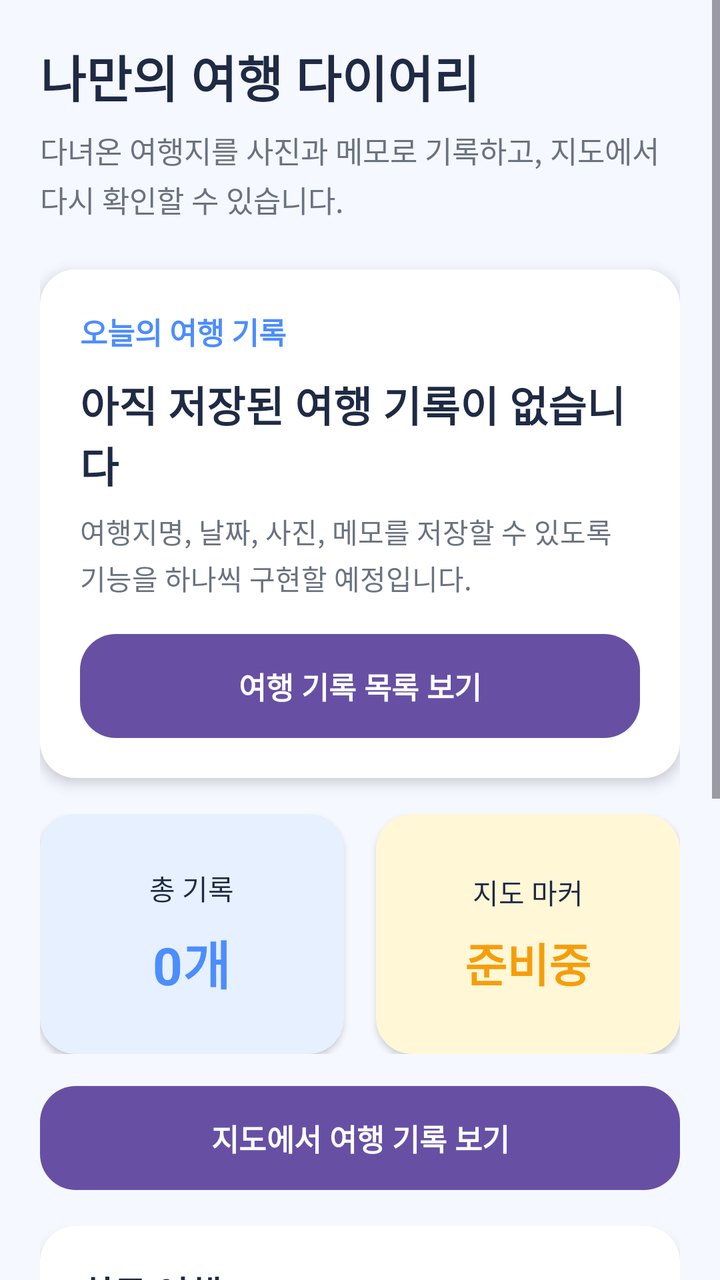
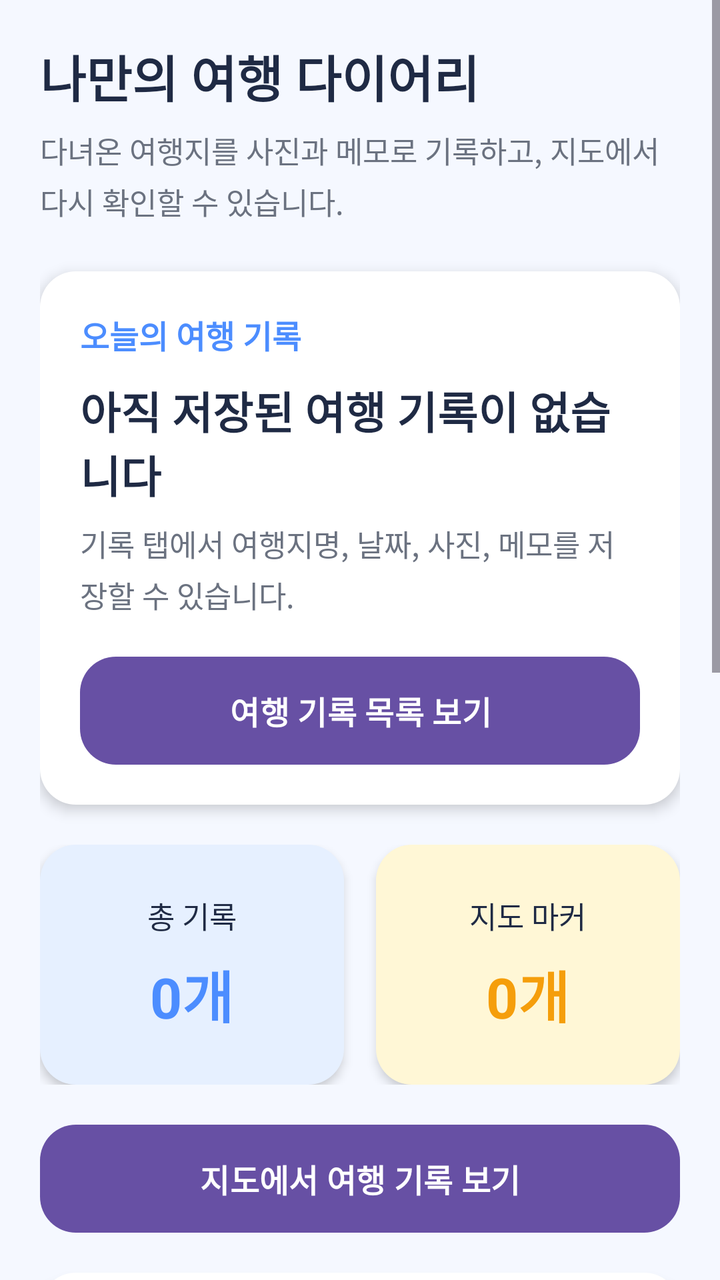

Two renders of the same Android screen: before a commit and after it. Below are the layout's source before the change and the commit's diff.
<!-- AndroidManifest.xml: application theme Theme.TravelRecordApp -->
<!-- res/layout/fragment_home.xml -->
<?xml version="1.0" encoding="utf-8"?>
<ScrollView xmlns:android="http://schemas.android.com/apk/res/android"
    android:layout_width="match_parent"
    android:layout_height="match_parent"
    android:background="@color/travel_bg"
    android:fillViewport="true">

    <LinearLayout
        android:layout_width="match_parent"
        android:layout_height="wrap_content"
        android:orientation="vertical"
        android:padding="20dp">

        <TextView
            android:id="@+id/tvHomeTitle"
            android:layout_width="match_parent"
            android:layout_height="wrap_content"
            android:text="@string/home_title"
            android:textColor="@color/travel_dark"
            android:textSize="25sp"
            android:textStyle="bold" />

        <TextView
            android:id="@+id/tvHomeDesc"
            android:layout_width="match_parent"
            android:layout_height="wrap_content"
            android:layout_marginTop="8dp"
            android:lineSpacingExtra="3dp"
            android:text="@string/home_desc"
            android:textColor="@color/travel_gray"
            android:textSize="15sp" />

        <LinearLayout
            android:id="@+id/cardToday"
            android:layout_width="match_parent"
            android:layout_height="wrap_content"
            android:layout_marginTop="24dp"
            android:background="@drawable/bg_card_white"
            android:elevation="4dp"
            android:orientation="vertical"
            android:padding="20dp">

            <TextView
                android:layout_width="match_parent"
                android:layout_height="wrap_content"
                android:text="오늘의 여행 기록"
                android:textColor="@color/travel_blue"
                android:textSize="15sp"
                android:textStyle="bold" />

            <TextView
                android:id="@+id/tvTodayMessage"
                android:layout_width="match_parent"
                android:layout_height="wrap_content"
                android:layout_marginTop="10dp"
                android:text="아직 저장된 여행 기록이 없습니다"
                android:textColor="@color/travel_dark"
                android:textSize="21sp"
                android:textStyle="bold" />

            <TextView
                android:id="@+id/tvTodaySubMessage"
                android:layout_width="match_parent"
                android:layout_height="wrap_content"
                android:layout_marginTop="8dp"
                android:lineSpacingExtra="3dp"
                android:text="여행지명, 날짜, 사진, 메모를 저장할 수 있도록 기능을 하나씩 구현할 예정입니다."
                android:textColor="@color/travel_gray"
                android:textSize="14sp" />

            <Button
                android:id="@+id/btnGoList"
                android:layout_width="match_parent"
                android:layout_height="52dp"
                android:layout_marginTop="18dp"
                android:background="@drawable/bg_primary_button"
                android:text="여행 기록 목록 보기"
                android:textAllCaps="false"
                android:textColor="@color/white"
                android:textSize="15sp"
                android:textStyle="bold" />

        </LinearLayout>

        <LinearLayout
            android:id="@+id/summaryArea"
            android:layout_width="match_parent"
            android:layout_height="120dp"
            android:layout_marginTop="18dp"
            android:orientation="horizontal">

            <LinearLayout
                android:layout_width="0dp"
                android:layout_height="match_parent"
                android:layout_marginEnd="8dp"
                android:layout_weight="1"
                android:background="@drawable/bg_card_blue"
                android:elevation="2dp"
                android:gravity="center"
                android:orientation="vertical"
                android:padding="12dp">

                <TextView
                    android:layout_width="wrap_content"
                    android:layout_height="wrap_content"
                    android:text="총 기록"
                    android:textColor="@color/travel_dark"
                    android:textSize="14sp" />

                <TextView
                    android:id="@+id/tvTotalCount"
                    android:layout_width="wrap_content"
                    android:layout_height="wrap_content"
                    android:layout_marginTop="8dp"
                    android:text="0개"
                    android:textColor="@color/travel_blue"
                    android:textSize="26sp"
                    android:textStyle="bold" />

            </LinearLayout>

            <LinearLayout
                android:id="@+id/cardMapShortcut"
                android:layout_width="0dp"
                android:layout_height="match_parent"
                android:layout_marginStart="8dp"
                android:layout_weight="1"
                android:background="@drawable/bg_card_yellow"
                android:elevation="2dp"
                android:gravity="center"
                android:orientation="vertical"
                android:padding="12dp">

                <TextView
                    android:layout_width="wrap_content"
                    android:layout_height="wrap_content"
                    android:text="지도 마커"
                    android:textColor="@color/travel_dark"
                    android:textSize="14sp" />

                <TextView
                    android:id="@+id/tvMarkerStatus"
                    android:layout_width="wrap_content"
                    android:layout_height="wrap_content"
                    android:layout_marginTop="8dp"
                    android:text="준비중"
                    android:textColor="@color/travel_orange"
                    android:textSize="23sp"
                    android:textStyle="bold" />

            </LinearLayout>

        </LinearLayout>

        <Button
            android:id="@+id/btnGoMap"
            android:layout_width="match_parent"
            android:layout_height="52dp"
            android:layout_marginTop="16dp"
            android:background="@drawable/bg_primary_button"
            android:text="지도에서 여행 기록 보기"
            android:textAllCaps="false"
            android:textColor="@color/white"
            android:textSize="15sp"
            android:textStyle="bold" />

        <LinearLayout
            android:id="@+id/cardRecent"
            android:layout_width="match_parent"
            android:layout_height="wrap_content"
            android:layout_marginTop="18dp"
            android:background="@drawable/bg_card_white"
            android:elevation="4dp"
            android:orientation="vertical"
            android:padding="20dp">

            <TextView
                android:layout_width="match_parent"
                android:layout_height="wrap_content"
                android:text="최근 여행"
                android:textColor="@color/travel_dark"
                android:textSize="18sp"
                android:textStyle="bold" />

            <LinearLayout
                android:layout_width="match_parent"
                android:layout_height="96dp"
                android:layout_marginTop="14dp"
                android:orientation="horizontal">

                <TextView
                    android:layout_width="86dp"
                    android:layout_height="86dp"
                    android:background="@drawable/bg_card_green"
                    android:gravity="center"
                    android:text="PHOTO"
                    android:textColor="@color/travel_green"
                    android:textSize="13sp"
                    android:textStyle="bold" />

                <LinearLayout
                    android:layout_width="0dp"
                    android:layout_height="match_parent"
                    android:layout_marginStart="14dp"
                    android:layout_weight="1"
                    android:gravity="center_vertical"
                    android:orientation="vertical">

                    <TextView
                        android:id="@+id/tvRecentPlace"
                        android:layout_width="match_parent"
                        android:layout_height="wrap_content"
                        android:text="최근 기록이 없습니다"
                        android:textColor="@color/travel_dark"
                        android:textSize="17sp"
                        android:textStyle="bold" />

                    <TextView
                        android:id="@+id/tvRecentMemo"
                        android:layout_width="match_parent"
                        android:layout_height="wrap_content"
                        android:layout_marginTop="6dp"
                        android:text="여행 기록을 추가하면 이곳에 최근 여행지가 표시됩니다."
                        android:textColor="@color/travel_gray"
                        android:textSize="13sp" />

                </LinearLayout>

            </LinearLayout>

        </LinearLayout>

        <LinearLayout
            android:id="@+id/cardPlan"
            android:layout_width="match_parent"
            android:layout_height="wrap_content"
            android:layout_marginTop="18dp"
            android:layout_marginBottom="24dp"
            android:background="@drawable/bg_card_white"
            android:elevation="4dp"
            android:orientation="vertical"
            android:padding="20dp">

            <TextView
                android:layout_width="match_parent"
                android:layout_height="wrap_content"
                android:text="다음 구현 예정"
                android:textColor="@color/travel_dark"
                android:textSize="18sp"
                android:textStyle="bold" />

            <TextView
                android:layout_width="match_parent"
                android:layout_height="wrap_content"
                android:layout_marginTop="12dp"
                android:lineSpacingExtra="5dp"
                android:text="• 여행 기록 추가 Activity 구현\n• 상세 화면 이동 구현\n• 수정 및 삭제 기능 구현\n• 사진 선택 Intent 연결"
                android:textColor="@color/travel_gray"
                android:textSize="14sp" />

        </LinearLayout>

    </LinearLayout>

</ScrollView>
<!-- resources referenced by this layout -->
<resources>
  <color name="travel_bg">#F5F8FF</color>
  <color name="travel_blue">#4C8DFF</color>
  <color name="travel_dark">#1F2A44</color>
  <color name="travel_gray">#6B7280</color>
  <color name="travel_green">#21A67A</color>
  <color name="travel_orange">#F59E0B</color>
  <color name="white">#FFFFFFFF</color>
  <!-- drawable bg_card_blue (drawable) -->
  <?xml version="1.0" encoding="utf-8"?>
  <shape xmlns:android="http://schemas.android.com/apk/res/android">
      <solid android:color="@color/card_blue" />
      <corners android:radius="18dp" />
  </shape>
  <!-- drawable bg_card_green (drawable) -->
  <?xml version="1.0" encoding="utf-8"?>
  <shape xmlns:android="http://schemas.android.com/apk/res/android">
      <solid android:color="@color/card_green" />
      <corners android:radius="18dp" />
  </shape>
  <!-- drawable bg_card_white (drawable) -->
  <?xml version="1.0" encoding="utf-8"?>
  <shape xmlns:android="http://schemas.android.com/apk/res/android">
      <solid android:color="@color/white" />
      <corners android:radius="18dp" />
  </shape>
  <!-- drawable bg_card_yellow (drawable) -->
  <?xml version="1.0" encoding="utf-8"?>
  <shape xmlns:android="http://schemas.android.com/apk/res/android">
      <solid android:color="@color/card_yellow" />
      <corners android:radius="18dp" />
  </shape>
  <!-- drawable bg_primary_button (drawable) -->
  <?xml version="1.0" encoding="utf-8"?>
  <shape xmlns:android="http://schemas.android.com/apk/res/android">
      <solid android:color="@color/travel_blue" />
      <corners android:radius="18dp" />
  </shape>
  <string name="home_desc">다녀온 여행지를 사진과 메모로 기록하고, 지도에서 다시 확인할 수 있습니다.</string>
  <string name="home_title">나만의 여행 다이어리</string>
  <style name="Theme.TravelRecordApp" parent="Base.Theme.TravelRecordApp" />
  <color name="card_blue">#E6F0FF</color>
  <color name="card_green">#E8F8EF</color>
  <color name="card_yellow">#FFF7D6</color>
  <style name="Base.Theme.TravelRecordApp" parent="Theme.Material3.DayNight.NoActionBar">
          
          
      </style>
</resources>

<!-- the commit's change to res/layout/fragment_home.xml (unified diff, before → after) -->
@@ -9,29 +9,29 @@
         android:layout_width="match_parent"
         android:layout_height="wrap_content"
         android:orientation="vertical"
-        android:padding="20dp">
+        android:paddingStart="20dp"
+        android:paddingTop="20dp"
+        android:paddingEnd="20dp"
+        android:paddingBottom="100dp">
 
         <TextView
-            android:id="@+id/tvHomeTitle"
-            android:layout_width="match_parent"
-            android:layout_height="wrap_content"
-            android:text="@string/home_title"
+            android:layout_width="match_parent"
+            android:layout_height="wrap_content"
+            android:text="나만의 여행 다이어리"
             android:textColor="@color/travel_dark"
             android:textSize="25sp"
             android:textStyle="bold" />
 
         <TextView
-            android:id="@+id/tvHomeDesc"
             android:layout_width="match_parent"
             android:layout_height="wrap_content"
             android:layout_marginTop="8dp"
-            android:lineSpacingExtra="3dp"
-            android:text="@string/home_desc"
+            android:lineSpacingExtra="4dp"
+            android:text="다녀온 여행지를 사진과 메모로 기록하고, 지도에서 다시 확인할 수 있습니다."
             android:textColor="@color/travel_gray"
             android:textSize="15sp" />
 
         <LinearLayout
-            android:id="@+id/cardToday"
             android:layout_width="match_parent"
             android:layout_height="wrap_content"
             android:layout_marginTop="24dp"
@@ -45,7 +45,7 @@
                 android:layout_height="wrap_content"
                 android:text="오늘의 여행 기록"
                 android:textColor="@color/travel_blue"
-                android:textSize="15sp"
+                android:textSize="16sp"
                 android:textStyle="bold" />
 
             <TextView
@@ -55,7 +55,7 @@
                 android:layout_marginTop="10dp"
                 android:text="아직 저장된 여행 기록이 없습니다"
                 android:textColor="@color/travel_dark"
-                android:textSize="21sp"
+                android:textSize="22sp"
                 android:textStyle="bold" />
 
             <TextView
@@ -63,30 +63,29 @@
                 android:layout_width="match_parent"
                 android:layout_height="wrap_content"
                 android:layout_marginTop="8dp"
-                android:lineSpacingExtra="3dp"
-                android:text="여행지명, 날짜, 사진, 메모를 저장할 수 있도록 기능을 하나씩 구현할 예정입니다."
+                android:lineSpacingExtra="4dp"
+                android:text="기록 탭에서 여행지명, 날짜, 사진, 메모를 저장할 수 있습니다."
                 android:textColor="@color/travel_gray"
-                android:textSize="14sp" />
+                android:textSize="15sp" />
 
             <Button
                 android:id="@+id/btnGoList"
                 android:layout_width="match_parent"
-                android:layout_height="52dp"
-                android:layout_marginTop="18dp"
+                android:layout_height="54dp"
+                android:layout_marginTop="20dp"
                 android:background="@drawable/bg_primary_button"
                 android:text="여행 기록 목록 보기"
                 android:textAllCaps="false"
                 android:textColor="@color/white"
-                android:textSize="15sp"
-                android:textStyle="bold" />
-
-        </LinearLayout>
-
-        <LinearLayout
-            android:id="@+id/summaryArea"
+                android:textSize="16sp"
+                android:textStyle="bold" />
+
+        </LinearLayout>
+
+        <LinearLayout
             android:layout_width="match_parent"
             android:layout_height="120dp"
-            android:layout_marginTop="18dp"
+            android:layout_marginTop="20dp"
             android:orientation="horizontal">
 
             <LinearLayout
@@ -95,7 +94,7 @@
                 android:layout_marginEnd="8dp"
                 android:layout_weight="1"
                 android:background="@drawable/bg_card_blue"
-                android:elevation="2dp"
+                android:elevation="3dp"
                 android:gravity="center"
                 android:orientation="vertical"
                 android:padding="12dp">
@@ -105,7 +104,7 @@
                     android:layout_height="wrap_content"
                     android:text="총 기록"
                     android:textColor="@color/travel_dark"
-                    android:textSize="14sp" />
+                    android:textSize="15sp" />
 
                 <TextView
                     android:id="@+id/tvTotalCount"
@@ -114,19 +113,18 @@
                     android:layout_marginTop="8dp"
                     android:text="0개"
                     android:textColor="@color/travel_blue"
-                    android:textSize="26sp"
+                    android:textSize="28sp"
                     android:textStyle="bold" />
 
             </LinearLayout>
 
             <LinearLayout
-                android:id="@+id/cardMapShortcut"
                 android:layout_width="0dp"
                 android:layout_height="match_parent"
                 android:layout_marginStart="8dp"
                 android:layout_weight="1"
                 android:background="@drawable/bg_card_yellow"
-                android:elevation="2dp"
+                android:elevation="3dp"
                 android:gravity="center"
                 android:orientation="vertical"
                 android:padding="12dp">
@@ -136,16 +134,16 @@
                     android:layout_height="wrap_content"
                     android:text="지도 마커"
                     android:textColor="@color/travel_dark"
-                    android:textSize="14sp" />
+                    android:textSize="15sp" />
 
                 <TextView
                     android:id="@+id/tvMarkerStatus"
                     android:layout_width="wrap_content"
                     android:layout_height="wrap_content"
                     android:layout_marginTop="8dp"
-                    android:text="준비중"
+                    android:text="0개"
                     android:textColor="@color/travel_orange"
-                    android:textSize="23sp"
+                    android:textSize="28sp"
                     android:textStyle="bold" />
 
             </LinearLayout>
@@ -155,20 +153,19 @@
         <Button
             android:id="@+id/btnGoMap"
             android:layout_width="match_parent"
-            android:layout_height="52dp"
-            android:layout_marginTop="16dp"
+            android:layout_height="54dp"
+            android:layout_marginTop="20dp"
             android:background="@drawable/bg_primary_button"
             android:text="지도에서 여행 기록 보기"
             android:textAllCaps="false"
             android:textColor="@color/white"
-            android:textSize="15sp"
+            android:textSize="16sp"
             android:textStyle="bold" />
 
         <LinearLayout
-            android:id="@+id/cardRecent"
-            android:layout_width="match_parent"
-            android:layout_height="wrap_content"
-            android:layout_marginTop="18dp"
+            android:layout_width="match_parent"
+            android:layout_height="wrap_content"
+            android:layout_marginTop="20dp"
             android:background="@drawable/bg_card_white"
             android:elevation="4dp"
             android:orientation="vertical"
@@ -179,31 +176,31 @@
                 android:layout_height="wrap_content"
                 android:text="최근 여행"
                 android:textColor="@color/travel_dark"
-                android:textSize="18sp"
+                android:textSize="20sp"
                 android:textStyle="bold" />
 
             <LinearLayout
                 android:layout_width="match_parent"
-                android:layout_height="96dp"
-                android:layout_marginTop="14dp"
+                android:layout_height="wrap_content"
+                android:layout_marginTop="16dp"
                 android:orientation="horizontal">
 
                 <TextView
-                    android:layout_width="86dp"
-                    android:layout_height="86dp"
+                    android:layout_width="90dp"
+                    android:layout_height="90dp"
                     android:background="@drawable/bg_card_green"
                     android:gravity="center"
                     android:text="PHOTO"
                     android:textColor="@color/travel_green"
-                    android:textSize="13sp"
+                    android:textSize="14sp"
                     android:textStyle="bold" />
 
                 <LinearLayout
                     android:layout_width="0dp"
-                    android:layout_height="match_parent"
-                    android:layout_marginStart="14dp"
+                    android:layout_height="wrap_content"
+                    android:layout_gravity="center_vertical"
+                    android:layout_marginStart="16dp"
                     android:layout_weight="1"
-                    android:gravity="center_vertical"
                     android:orientation="vertical">
 
                     <TextView
@@ -212,17 +209,18 @@
                         android:layout_height="wrap_content"
                         android:text="최근 기록이 없습니다"
                         android:textColor="@color/travel_dark"
-                        android:textSize="17sp"
+                        android:textSize="18sp"
                         android:textStyle="bold" />
 
                     <TextView
                         android:id="@+id/tvRecentMemo"
                         android:layout_width="match_parent"
                         android:layout_height="wrap_content"
-                        android:layout_marginTop="6dp"
+                        android:layout_marginTop="8dp"
+                        android:lineSpacingExtra="3dp"
                         android:text="여행 기록을 추가하면 이곳에 최근 여행지가 표시됩니다."
                         android:textColor="@color/travel_gray"
-                        android:textSize="13sp" />
+                        android:textSize="14sp" />
 
                 </LinearLayout>
 
@@ -231,11 +229,9 @@
         </LinearLayout>
 
         <LinearLayout
-            android:id="@+id/cardPlan"
-            android:layout_width="match_parent"
-            android:layout_height="wrap_content"
-            android:layout_marginTop="18dp"
-            android:layout_marginBottom="24dp"
+            android:layout_width="match_parent"
+            android:layout_height="wrap_content"
+            android:layout_marginTop="20dp"
             android:background="@drawable/bg_card_white"
             android:elevation="4dp"
             android:orientation="vertical"
@@ -244,19 +240,19 @@
             <TextView
                 android:layout_width="match_parent"
                 android:layout_height="wrap_content"
-                android:text="다음 구현 예정"
+                android:text="앱 사용 방법"
                 android:textColor="@color/travel_dark"
-                android:textSize="18sp"
-                android:textStyle="bold" />
-
-            <TextView
-                android:layout_width="match_parent"
-                android:layout_height="wrap_content"
-                android:layout_marginTop="12dp"
+                android:textSize="19sp"
+                android:textStyle="bold" />
+
+            <TextView
+                android:layout_width="match_parent"
+                android:layout_height="wrap_content"
+                android:layout_marginTop="10dp"
                 android:lineSpacingExtra="5dp"
-                android:text="• 여행 기록 추가 Activity 구현\n• 상세 화면 이동 구현\n• 수정 및 삭제 기능 구현\n• 사진 선택 Intent 연결"
+                android:text="· 기록 탭에서 여행 기록을 추가하고 수정할 수 있습니다.\n· 지도 탭에서 원하는 위치를 길게 눌러 위치를 저장할 수 있습니다.\n· 통계 탭에서 기록 수와 위치 저장 현황을 확인할 수 있습니다.\n· 일정 탭에서 앞으로의 여행 일정을 저장할 수 있습니다."
                 android:textColor="@color/travel_gray"
-                android:textSize="14sp" />
+                android:textSize="15sp" />
 
         </LinearLayout>
 
<!-- resource entries referenced after the edit -->
@@ -37,8 +37,6 @@
       <solid android:color="@color/travel_blue" />
       <corners android:radius="18dp" />
   </shape>
-  <string name="home_desc">다녀온 여행지를 사진과 메모로 기록하고, 지도에서 다시 확인할 수 있습니다.</string>
-  <string name="home_title">나만의 여행 다이어리</string>
   <style name="Theme.TravelRecordApp" parent="Base.Theme.TravelRecordApp" />
   <color name="card_blue">#E6F0FF</color>
   <color name="card_green">#E8F8EF</color>
